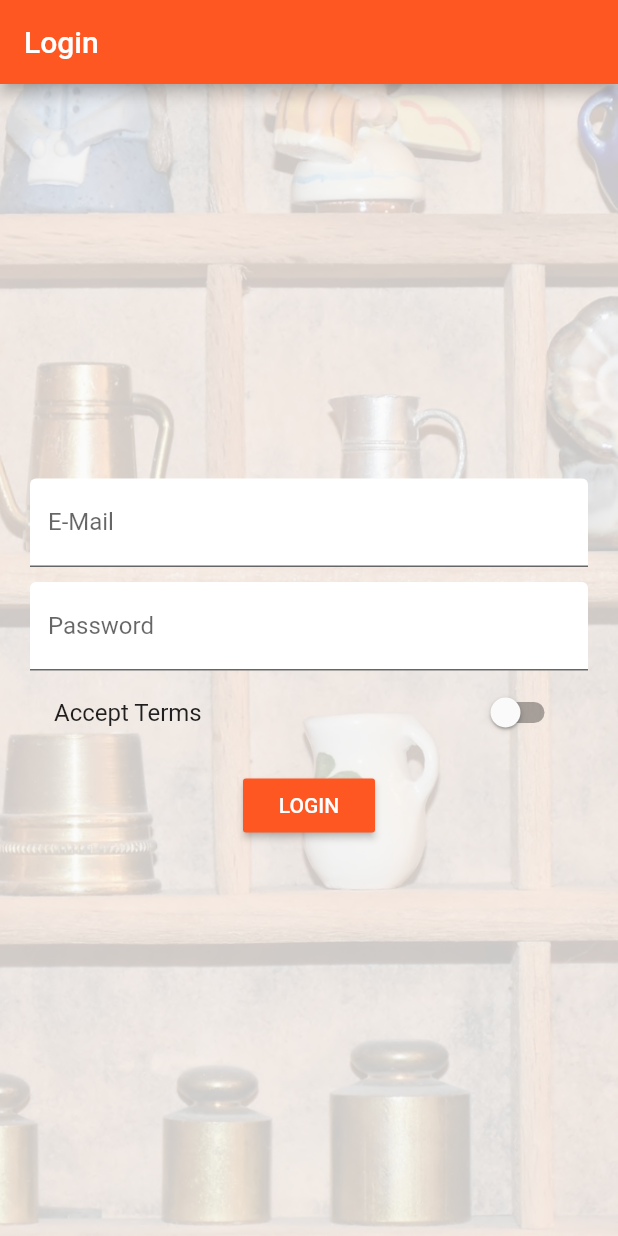
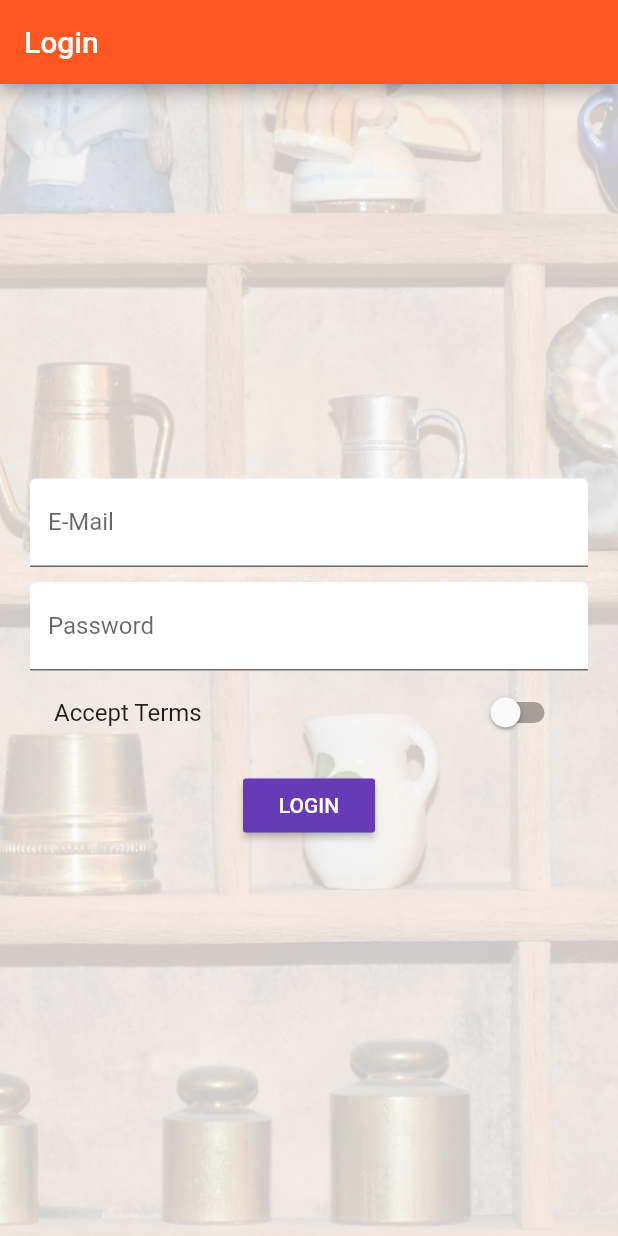
Before and after one commit to 3Cement/first_flutter_app, a Flutter app: the screen it shows after launch, on a phone screen of 412 x 824 dp. Run offline on Flutter 3.47's test engine with Material 2 defaults, Android fonts, the phone set to English and light mode, and no system bars.

Commit message:
custom button added

```diff
--- a/lib/main.dart
+++ b/lib/main.dart
@@ -44,6 +44,7 @@ class _MyAppState extends State<MyApp> {
         brightness: Brightness.light,
         primarySwatch: Colors.deepOrange,
         accentColor: Colors.deepPurple,
+        buttonColor: Colors.deepPurple,
       ),
       // home: AuthPage(),
       routes: {
--- a/lib/pages/auth.dart
+++ b/lib/pages/auth.dart
@@ -94,7 +94,6 @@ class _AuthPageState extends State<AuthPage> {
                       height: 10.0,
                     ),
                     RaisedButton(
-                      color: Theme.of(context).primaryColor,
                       textColor: Colors.white,
                       child: Text('LOGIN'),
                       onPressed: _submitForm,
```
Also changed, not shown: lib/pages/product_create.dart (+8 -1 lines).
